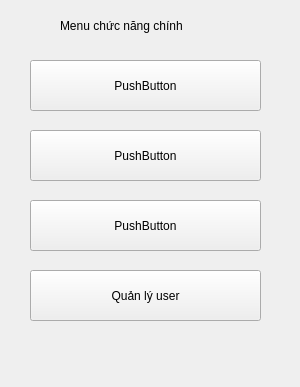
Above: gui/menu.ui from caykeodeo/BaiTapLon before the change. Below: the same form after it.
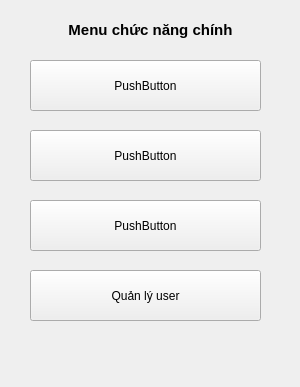
That is the form after the change.

The edit to the form file:
```diff
--- a/gui/menu.ui
+++ b/gui/menu.ui
@@ -68,14 +68,14 @@
   <widget class="QLabel" name="label">
    <property name="geometry">
     <rect>
-     <x>60</x>
+     <x>20</x>
      <y>10</y>
-     <width>181</width>
-     <height>31</height>
+     <width>261</width>
+     <height>41</height>
     </rect>
    </property>
    <property name="text">
-    <string>Menu chức năng chính</string>
+    <string>&lt;html&gt;&lt;head/&gt;&lt;body&gt;&lt;p align=&quot;center&quot;&gt;&lt;span style=&quot; font-size:11pt; font-weight:600;&quot;&gt;Menu chức năng chính&lt;/span&gt;&lt;/p&gt;&lt;/body&gt;&lt;/html&gt;</string>
    </property>
   </widget>
  </widget>
```
